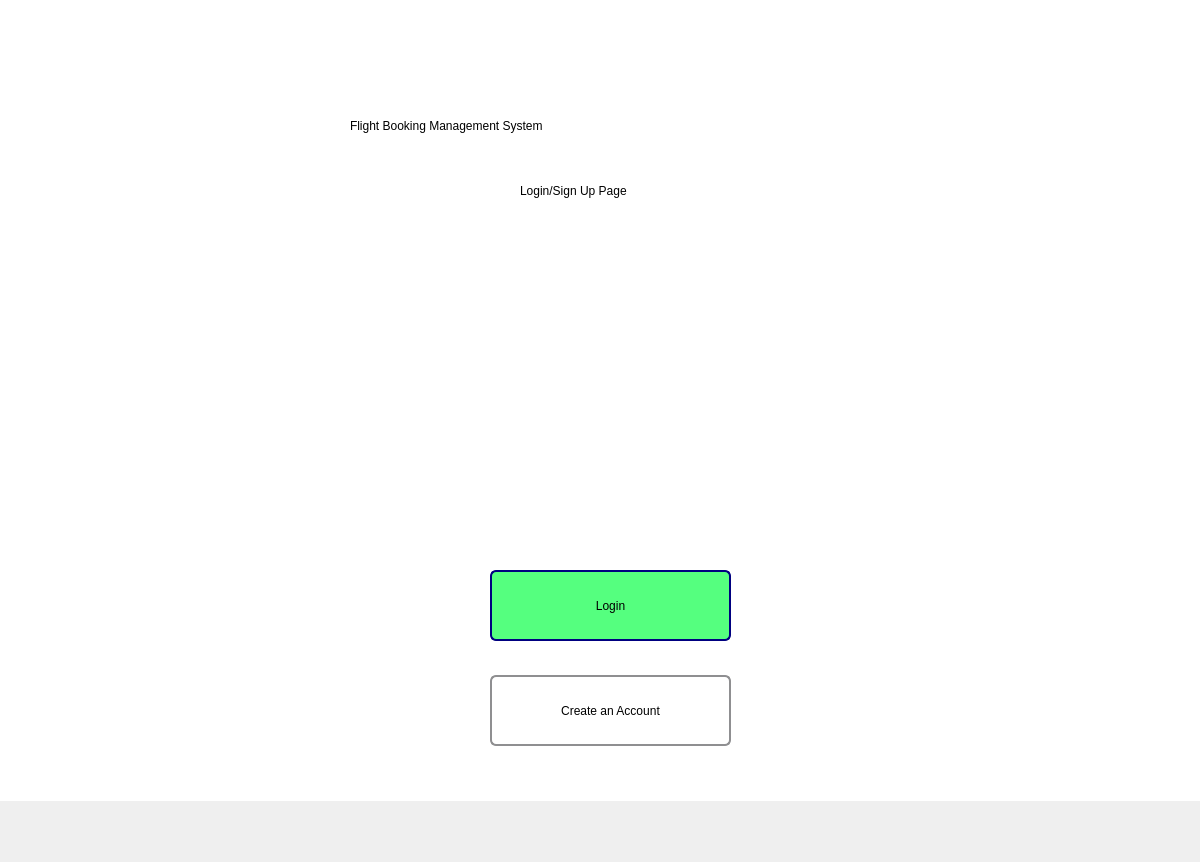
Before: the Qt Designer form Project_Source_Code/Welcome_UI_Screen.ui in Haleshot/Flight_Booking_System, drawn with Qt 5.
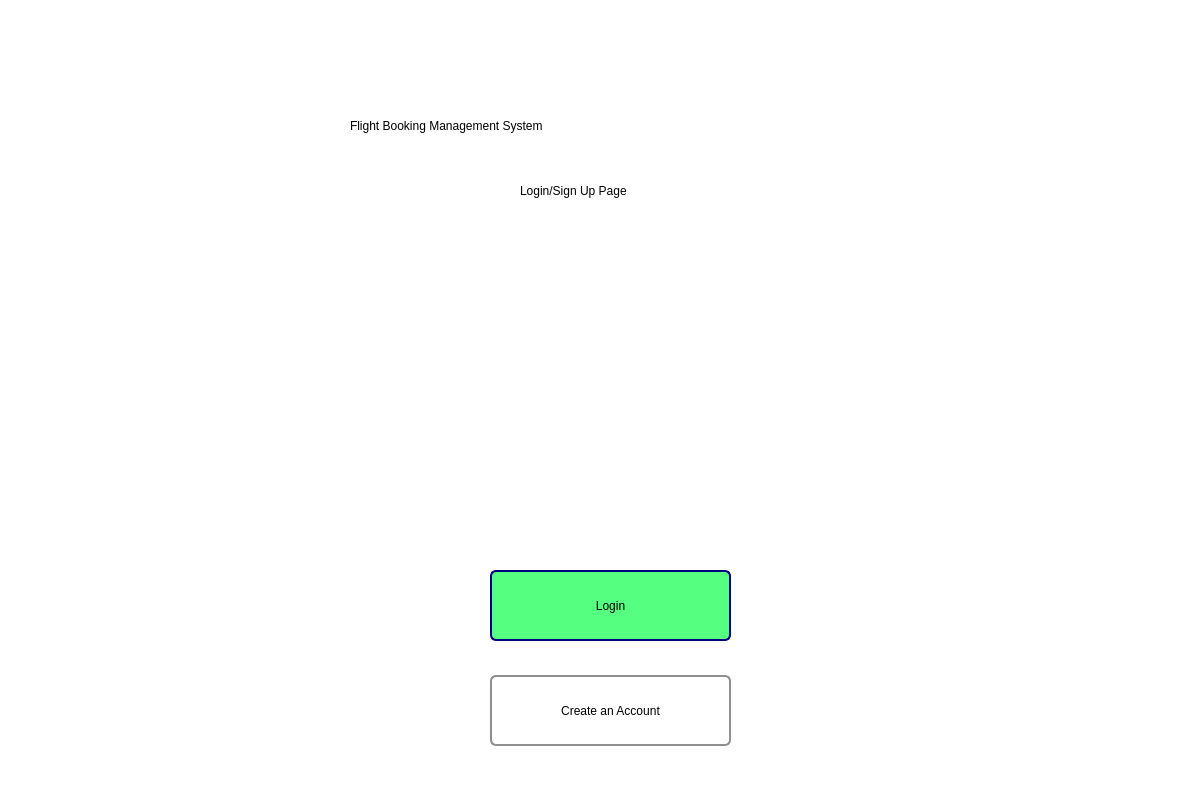
After: the same form once the commit is applied.

Commit message: Update Welcome Screen

The edit to the form file:
```diff
--- a/Project_Source_Code/Welcome_UI_Screen.ui
+++ b/Project_Source_Code/Welcome_UI_Screen.ui
@@ -7,7 +7,7 @@
     <x>0</x>
     <y>0</y>
     <width>1200</width>
-    <height>862</height>
+    <height>801</height>
    </rect>
   </property>
   <property name="windowTitle">
```
The commit also changes 3 other files.
